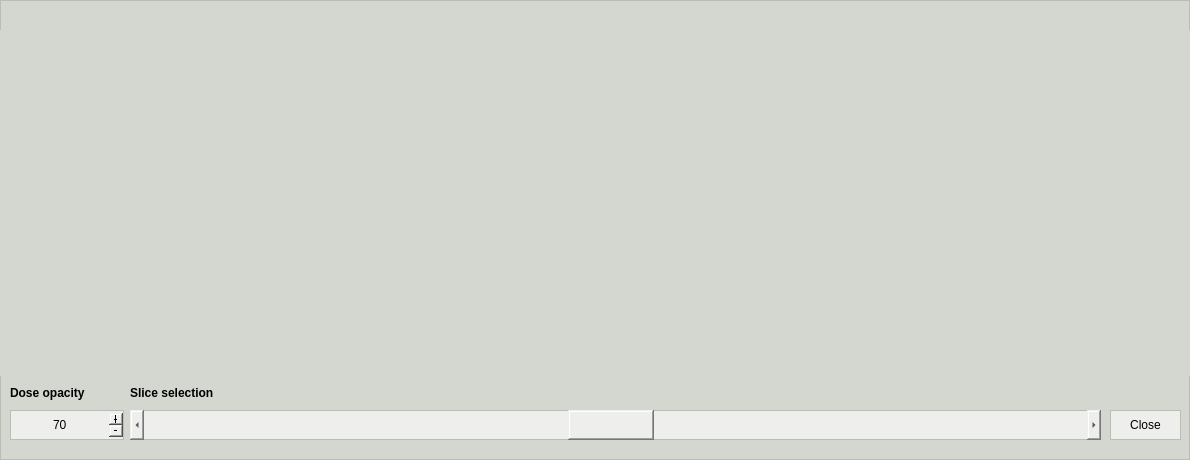
Before: the Qt Designer form pyanno4rt/gui/designs/compare_window.ui in pyanno4rt/pyanno4rt, drawn with Qt 5.
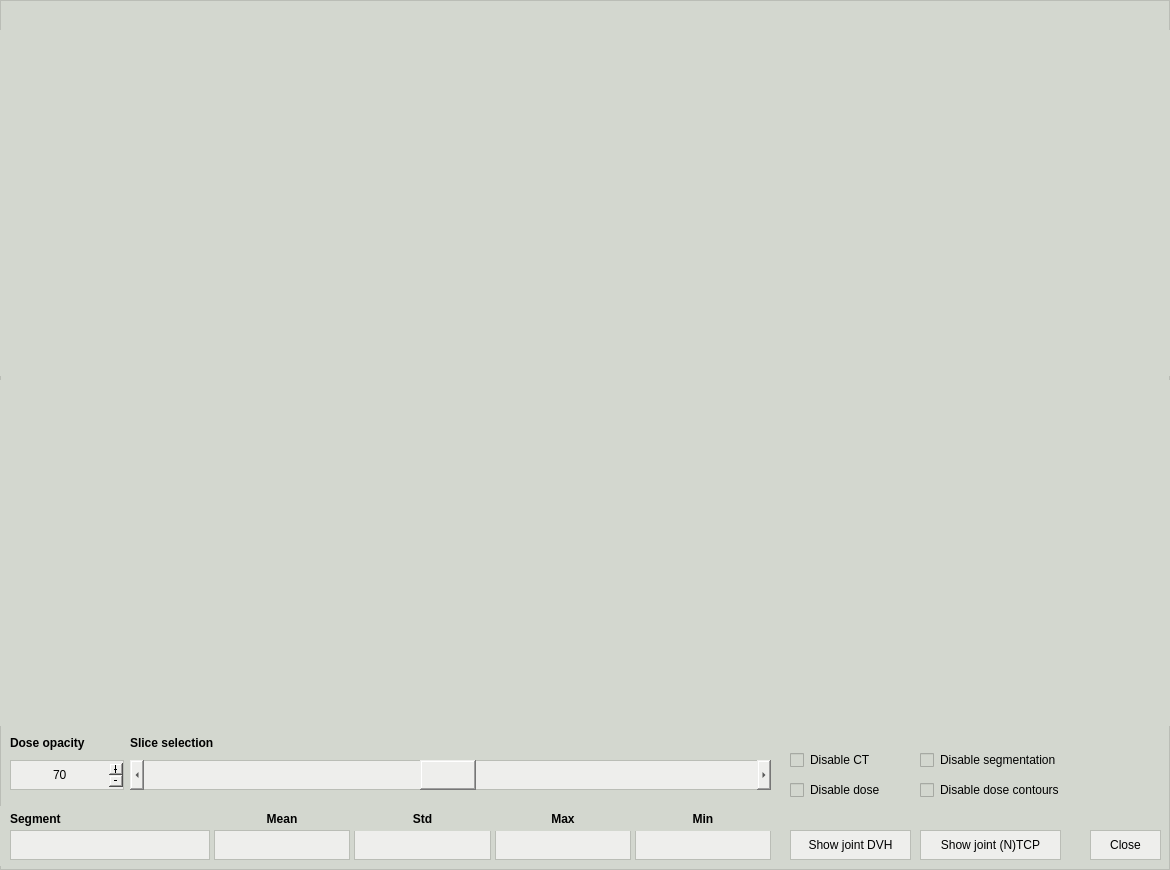
After: the same form once the commit is applied.

```diff
--- a/pyanno4rt/gui/designs/compare_window.ui
+++ b/pyanno4rt/gui/designs/compare_window.ui
@@ -9,20 +9,20 @@
    <rect>
     <x>0</x>
     <y>0</y>
-    <width>1190</width>
-    <height>460</height>
+    <width>1170</width>
+    <height>870</height>
    </rect>
   </property>
   <property name="minimumSize">
    <size>
-    <width>1190</width>
-    <height>460</height>
+    <width>1170</width>
+    <height>870</height>
    </size>
   </property>
   <property name="maximumSize">
    <size>
-    <width>1190</width>
-    <height>460</height>
+    <width>1170</width>
+    <height>870</height>
    </size>
   </property>
   <property name="windowTitle">
@@ -42,8 +42,8 @@
    <widget class="QPushButton" name="close_info_pbutton">
     <property name="geometry">
      <rect>
-      <x>1110</x>
-      <y>410</y>
+      <x>1090</x>
+      <y>830</y>
       <width>71</width>
       <height>30</height>
      </rect>
@@ -103,8 +103,8 @@
     <property name="geometry">
      <rect>
       <x>130</x>
-      <y>410</y>
-      <width>971</width>
+      <y>760</y>
+      <width>641</width>
       <height>30</height>
      </rect>
     </property>
@@ -142,7 +142,7 @@
    <widget class="QWidget" name="reference_widget" native="true">
     <property name="geometry">
      <rect>
-      <x>400</x>
+      <x>390</x>
       <y>30</y>
       <width>390</width>
       <height>346</height>
@@ -214,7 +214,7 @@
    <widget class="QLabel" name="reference_label">
     <property name="geometry">
      <rect>
-      <x>410</x>
+      <x>400</x>
       <y>10</y>
       <width>371</width>
       <height>25</height>
@@ -249,7 +249,7 @@
     <property name="geometry">
      <rect>
       <x>130</x>
-      <y>380</y>
+      <y>730</y>
       <width>118</width>
       <height>25</height>
      </rect>
@@ -283,7 +283,7 @@
     <property name="geometry">
      <rect>
       <x>10</x>
-      <y>380</y>
+      <y>730</y>
       <width>120</width>
       <height>25</height>
      </rect>
@@ -317,7 +317,7 @@
     <property name="geometry">
      <rect>
       <x>10</x>
-      <y>410</y>
+      <y>760</y>
       <width>120</width>
       <height>30</height>
      </rect>
@@ -359,8 +359,8 @@
    <widget class="QLabel" name="slice_selection_pos">
     <property name="geometry">
      <rect>
-      <x>580</x>
-      <y>380</y>
+      <x>650</x>
+      <y>730</y>
       <width>120</width>
       <height>25</height>
      </rect>
@@ -396,7 +396,7 @@
    <widget class="QWidget" name="difference_widget" native="true">
     <property name="geometry">
      <rect>
-      <x>800</x>
+      <x>780</x>
       <y>30</y>
       <width>390</width>
       <height>346</height>
@@ -434,7 +434,7 @@
    <widget class="QLabel" name="difference_label">
     <property name="geometry">
      <rect>
-      <x>810</x>
+      <x>789</x>
       <y>10</y>
       <width>371</width>
       <height>25</height>
@@ -465,6 +465,585 @@
      <set>Qt::AlignCenter</set>
     </property>
    </widget>
+   <widget class="QWidget" name="baseline_dvh_widget" native="true">
+    <property name="geometry">
+     <rect>
+      <x>0</x>
+      <y>380</y>
+      <width>390</width>
+      <height>346</height>
+     </rect>
+    </property>
+    <property name="styleSheet">
+     <string notr="true">border: 1px solid;
+border-color: rgb(211, 215, 207);</string>
+    </property>
+    <layout class="QVBoxLayout" name="dvh_meta_layout">
+     <property name="spacing">
+      <number>0</number>
+     </property>
+     <property name="leftMargin">
+      <number>10</number>
+     </property>
+     <property name="topMargin">
+      <number>10</number>
+     </property>
+     <property name="rightMargin">
+      <number>10</number>
+     </property>
+     <property name="bottomMargin">
+      <number>0</number>
+     </property>
+     <item>
+      <layout class="QVBoxLayout" name="baseline_dvh_layout">
+       <property name="spacing">
+        <number>3</number>
+       </property>
+      </layout>
+     </item>
+    </layout>
+   </widget>
+   <widget class="QWidget" name="reference_dvh_widget" native="true">
+    <property name="geometry">
+     <rect>
+      <x>390</x>
+      <y>380</y>
+      <width>390</width>
+      <height>346</height>
+     </rect>
+    </property>
+    <property name="styleSheet">
+     <string notr="true">border: 1px solid;
+border-color: rgb(211, 215, 207);</string>
+    </property>
+    <layout class="QVBoxLayout" name="dvh_meta_layout_2">
+     <property name="spacing">
+      <number>0</number>
+     </property>
+     <property name="leftMargin">
+      <number>10</number>
+     </property>
+     <property name="topMargin">
+      <number>10</number>
+     </property>
+     <property name="rightMargin">
+      <number>10</number>
+     </property>
+     <property name="bottomMargin">
+      <number>0</number>
+     </property>
+     <item>
+      <layout class="QVBoxLayout" name="reference_dvh_layout">
+       <property name="spacing">
+        <number>3</number>
+       </property>
+      </layout>
+     </item>
+    </layout>
+   </widget>
+   <widget class="QWidget" name="difference_dvh_widget" native="true">
+    <property name="geometry">
+     <rect>
+      <x>780</x>
+      <y>380</y>
+      <width>390</width>
+      <height>346</height>
+     </rect>
+    </property>
+    <property name="styleSheet">
+     <string notr="true">border: 1px solid;
+border-color: rgb(211, 215, 207);</string>
+    </property>
+    <layout class="QVBoxLayout" name="dvh_meta_layout_3">
+     <property name="spacing">
+      <number>0</number>
+     </property>
+     <property name="leftMargin">
+      <number>10</number>
+     </property>
+     <property name="topMargin">
+      <number>10</number>
+     </property>
+     <property name="rightMargin">
+      <number>10</number>
+     </property>
+     <property name="bottomMargin">
+      <number>0</number>
+     </property>
+     <item>
+      <layout class="QVBoxLayout" name="difference_dvh_layout">
+       <property name="spacing">
+        <number>3</number>
+       </property>
+      </layout>
+     </item>
+    </layout>
+   </widget>
+   <widget class="QWidget" name="dvh_options_widget" native="true">
+    <property name="geometry">
+     <rect>
+      <x>0</x>
+      <y>806</y>
+      <width>781</width>
+      <height>60</height>
+     </rect>
+    </property>
+    <property name="maximumSize">
+     <size>
+      <width>16777215</width>
+      <height>60</height>
+     </size>
+    </property>
+    <property name="styleSheet">
+     <string notr="true">border: 0px solid;</string>
+    </property>
+    <layout class="QGridLayout" name="dvh_options_layout">
+     <property name="leftMargin">
+      <number>10</number>
+     </property>
+     <property name="topMargin">
+      <number>0</number>
+     </property>
+     <property name="rightMargin">
+      <number>10</number>
+     </property>
+     <property name="bottomMargin">
+      <number>16</number>
+     </property>
+     <property name="horizontalSpacing">
+      <number>4</number>
+     </property>
+     <property name="verticalSpacing">
+      <number>3</number>
+     </property>
+     <item row="1" column="5">
+      <widget class="QLineEdit" name="minimum_ledit">
+       <property name="sizePolicy">
+        <sizepolicy hsizetype="MinimumExpanding" vsizetype="Fixed">
+         <horstretch>0</horstretch>
+         <verstretch>0</verstretch>
+        </sizepolicy>
+       </property>
+       <property name="minimumSize">
+        <size>
+         <width>50</width>
+         <height>30</height>
+        </size>
+       </property>
+       <property name="maximumSize">
+        <size>
+         <width>180</width>
+         <height>30</height>
+        </size>
+       </property>
+       <property name="styleSheet">
+        <string notr="true">color: rgb(0, 0, 0);
+background-color: rgb(238, 238, 236);
+border: 1px solid;
+border-color: rgb(186, 189, 182);</string>
+       </property>
+       <property name="alignment">
+        <set>Qt::AlignCenter</set>
+       </property>
+       <property name="readOnly">
+        <bool>true</bool>
+       </property>
+      </widget>
+     </item>
+     <item row="1" column="3">
+      <widget class="QLineEdit" name="std_ledit">
+       <property name="sizePolicy">
+        <sizepolicy hsizetype="MinimumExpanding" vsizetype="Fixed">
+         <horstretch>0</horstretch>
+         <verstretch>0</verstretch>
+        </sizepolicy>
+       </property>
+       <property name="minimumSize">
+        <size>
+         <width>50</width>
+         <height>30</height>
+        </size>
+       </property>
+       <property name="maximumSize">
+        <size>
+         <width>180</width>
+         <height>30</height>
+        </size>
+       </property>
+       <property name="styleSheet">
+        <string notr="true">color: rgb(0, 0, 0);
+background-color: rgb(238, 238, 236);
+border: 1px solid;
+border-color: rgb(186, 189, 182);</string>
+       </property>
+       <property name="alignment">
+        <set>Qt::AlignCenter</set>
+       </property>
+       <property name="readOnly">
+        <bool>true</bool>
+       </property>
+      </widget>
+     </item>
+     <item row="1" column="4">
+      <widget class="QLineEdit" name="maximum_ledit">
+       <property name="sizePolicy">
+        <sizepolicy hsizetype="MinimumExpanding" vsizetype="Fixed">
+         <horstretch>0</horstretch>
+         <verstretch>0</verstretch>
+        </sizepolicy>
+       </property>
+       <property name="minimumSize">
+        <size>
+         <width>50</width>
+         <height>30</height>
+        </size>
+       </property>
+       <property name="maximumSize">
+        <size>
+         <width>180</width>
+         <height>30</height>
+        </size>
+       </property>
+       <property name="styleSheet">
+        <string notr="true">color: rgb(0, 0, 0);
+background-color: rgb(238, 238, 236);
+border: 1px solid;
+border-color: rgb(186, 189, 182);</string>
+       </property>
+       <property name="alignment">
+        <set>Qt::AlignCenter</set>
+       </property>
+       <property name="readOnly">
+        <bool>true</bool>
+       </property>
+      </widget>
+     </item>
+     <item row="0" column="4">
+      <widget class="QLabel" name="maximum_label">
+       <property name="minimumSize">
+        <size>
+         <width>50</width>
+         <height>25</height>
+        </size>
+       </property>
+       <property name="maximumSize">
+        <size>
+         <width>180</width>
+         <height>25</height>
+        </size>
+       </property>
+       <property name="font">
+        <font>
+         <weight>75</weight>
+         <bold>true</bold>
+        </font>
+       </property>
+       <property name="text">
+        <string>Max</string>
+       </property>
+       <property name="alignment">
+        <set>Qt::AlignCenter</set>
+       </property>
+      </widget>
+     </item>
+     <item row="0" column="2">
+      <widget class="QLabel" name="mean_label">
+       <property name="minimumSize">
+        <size>
+         <width>50</width>
+         <height>25</height>
+        </size>
+       </property>
+       <property name="maximumSize">
+        <size>
+         <width>180</width>
+         <height>25</height>
+        </size>
+       </property>
+       <property name="font">
+        <font>
+         <weight>75</weight>
+         <bold>true</bold>
+        </font>
+       </property>
+       <property name="text">
+        <string>Mean</string>
+       </property>
+       <property name="alignment">
+        <set>Qt::AlignCenter</set>
+       </property>
+      </widget>
+     </item>
+     <item row="0" column="1">
+      <widget class="QLabel" name="segment_label">
+       <property name="minimumSize">
+        <size>
+         <width>80</width>
+         <height>25</height>
+        </size>
+       </property>
+       <property name="maximumSize">
+        <size>
+         <width>400</width>
+         <height>25</height>
+        </size>
+       </property>
+       <property name="font">
+        <font>
+         <weight>75</weight>
+         <bold>true</bold>
+        </font>
+       </property>
+       <property name="text">
+        <string>Segment</string>
+       </property>
+       <property name="alignment">
+        <set>Qt::AlignLeading|Qt::AlignLeft|Qt::AlignVCenter</set>
+       </property>
+      </widget>
+     </item>
+     <item row="1" column="2">
+      <widget class="QLineEdit" name="mean_ledit">
+       <property name="sizePolicy">
+        <sizepolicy hsizetype="MinimumExpanding" vsizetype="Fixed">
+         <horstretch>0</horstretch>
+         <verstretch>0</verstretch>
+        </sizepolicy>
+       </property>
+       <property name="minimumSize">
+        <size>
+         <width>50</width>
+         <height>30</height>
+        </size>
+       </property>
+       <property name="maximumSize">
+        <size>
+         <width>180</width>
+         <height>30</height>
+        </size>
+       </property>
+       <property name="styleSheet">
+        <string notr="true">color: rgb(0, 0, 0);
+background-color: rgb(238, 238, 236);
+border: 1px solid;
+border-color: rgb(186, 189, 182);</string>
+       </property>
+       <property name="alignment">
+        <set>Qt::AlignCenter</set>
+       </property>
+       <property name="readOnly">
+        <bool>true</bool>
+       </property>
+      </widget>
+     </item>
+     <item row="0" column="3">
+      <widget class="QLabel" name="std_label">
+       <property name="minimumSize">
+        <size>
+         <width>50</width>
+         <height>25</height>
+        </size>
+       </property>
+       <property name="maximumSize">
+        <size>
+         <width>180</width>
+         <height>25</height>
+        </size>
+       </property>
+       <property name="font">
+        <font>
+         <weight>75</weight>
+         <bold>true</bold>
+        </font>
+       </property>
+       <property name="text">
+        <string>Std</string>
+       </property>
+       <property name="alignment">
+        <set>Qt::AlignCenter</set>
+       </property>
+      </widget>
+     </item>
+     <item row="0" column="5">
+      <widget class="QLabel" name="minimum_label">
+       <property name="minimumSize">
+        <size>
+         <width>50</width>
+         <height>25</height>
+        </size>
+       </property>
+       <property name="maximumSize">
+        <size>
+         <width>180</width>
+         <height>25</height>
+        </size>
+       </property>
+       <property name="font">
+        <font>
+         <weight>75</weight>
+         <bold>true</bold>
+        </font>
+       </property>
+       <property name="text">
+        <string>Min</string>
+       </property>
+       <property name="alignment">
+        <set>Qt::AlignCenter</set>
+       </property>
+      </widget>
+     </item>
+     <item row="1" column="1">
+      <widget class="QLineEdit" name="segment_ledit">
+       <property name="sizePolicy">
+        <sizepolicy hsizetype="MinimumExpanding" vsizetype="Fixed">
+         <horstretch>0</horstretch>
+         <verstretch>0</verstretch>
+        </sizepolicy>
+       </property>
+       <property name="minimumSize">
+        <size>
+         <width>200</width>
+         <height>30</height>
+        </size>
+       </property>
+       <property name="maximumSize">
+        <size>
+         <width>400</width>
+         <height>30</height>
+        </size>
+       </property>
+       <property name="styleSheet">
+        <string notr="true">color: rgb(0, 0, 0);
+background-color: rgb(238, 238, 236);
+border: 1px solid;
+border-color: rgb(186, 189, 182);</string>
+       </property>
+       <property name="alignment">
+        <set>Qt::AlignCenter</set>
+       </property>
+       <property name="readOnly">
+        <bool>true</bool>
+       </property>
+      </widget>
+     </item>
+    </layout>
+   </widget>
+   <widget class="QPushButton" name="joint_dvh_pbutton">
+    <property name="geometry">
+     <rect>
+      <x>790</x>
+      <y>830</y>
+      <width>121</width>
+      <height>30</height>
+     </rect>
+    </property>
+    <property name="cursor">
+     <cursorShape>PointingHandCursor</cursorShape>
+    </property>
+    <property name="styleSheet">
+     <string notr="true">color: rgb(0, 0, 0);
+background-color: rgb(238, 238, 236);
+border: 1px solid;
+border-color: rgb(186, 189, 182);</string>
+    </property>
+    <property name="text">
+     <string>Show joint DVH</string>
+    </property>
+   </widget>
+   <widget class="QCheckBox" name="disCT_cbox">
+    <property name="geometry">
+     <rect>
+      <x>790</x>
+      <y>745</y>
+      <width>100</width>
+      <height>30</height>
+     </rect>
+    </property>
+    <property name="styleSheet">
+     <string notr="true">color: rgb(0, 0, 0);
+background-color: rgb(211, 215, 207);
+border: 0px solid</string>
+    </property>
+    <property name="text">
+     <string>Disable CT</string>
+    </property>
+   </widget>
+   <widget class="QCheckBox" name="disSegm_cbox">
+    <property name="geometry">
+     <rect>
+      <x>920</x>
+      <y>745</y>
+      <width>181</width>
+      <height>30</height>
+     </rect>
+    </property>
+    <property name="styleSheet">
+     <string notr="true">color: rgb(0, 0, 0);
+background-color: rgb(211, 215, 207);
+border: 0px solid</string>
+    </property>
+    <property name="text">
+     <string>Disable segmentation</string>
+    </property>
+   </widget>
+   <widget class="QCheckBox" name="disDose_cbox">
+    <property name="geometry">
+     <rect>
+      <x>790</x>
+      <y>775</y>
+      <width>110</width>
+      <height>30</height>
+     </rect>
+    </property>
+    <property name="styleSheet">
+     <string notr="true">color: rgb(0, 0, 0);
+background-color: rgb(211, 215, 207);
+border: 0px solid</string>
+    </property>
+    <property name="text">
+     <string>Disable dose</string>
+    </property>
+   </widget>
+   <widget class="QCheckBox" name="disDoseCon_cbox">
+    <property name="geometry">
+     <rect>
+      <x>920</x>
+      <y>775</y>
+      <width>181</width>
+      <height>30</height>
+     </rect>
+    </property>
+    <property name="styleSheet">
+     <string notr="true">color: rgb(0, 0, 0);
+background-color: rgb(211, 215, 207);
+border: 0px solid</string>
+    </property>
+    <property name="text">
+     <string>Disable dose contours</string>
+    </property>
+   </widget>
+   <widget class="QPushButton" name="joint_ntcp_pbutton">
+    <property name="geometry">
+     <rect>
+      <x>920</x>
+      <y>830</y>
+      <width>141</width>
+      <height>30</height>
+     </rect>
+    </property>
+    <property name="cursor">
+     <cursorShape>PointingHandCursor</cursorShape>
+    </property>
+    <property name="styleSheet">
+     <string notr="true">color: rgb(0, 0, 0);
+background-color: rgb(238, 238, 236);
+border: 1px solid;
+border-color: rgb(186, 189, 182);</string>
+    </property>
+    <property name="text">
+     <string>Show joint (N)TCP</string>
+    </property>
+   </widget>
   </widget>
  </widget>
  <resources>
```
Left out of the diff: 14 changed lines with no effect on the pictures.
